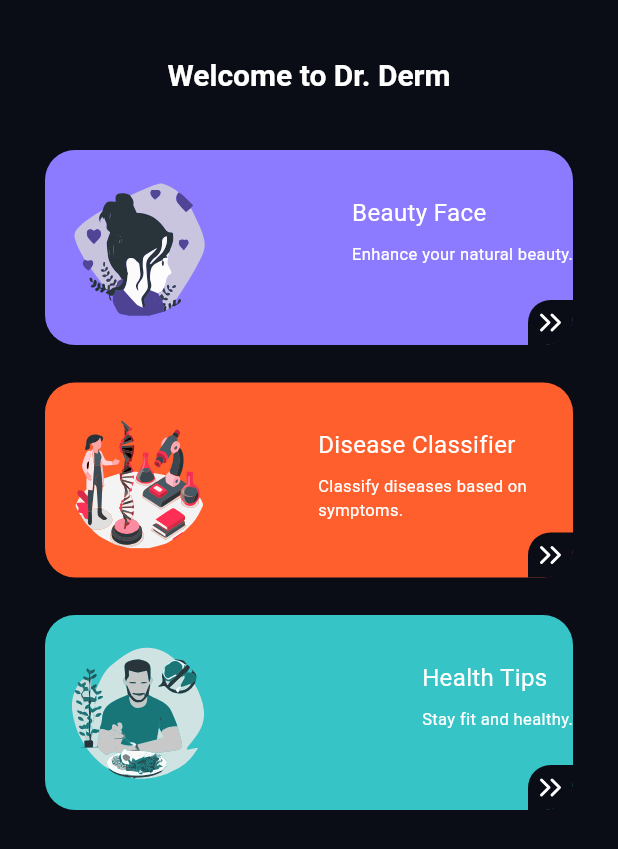
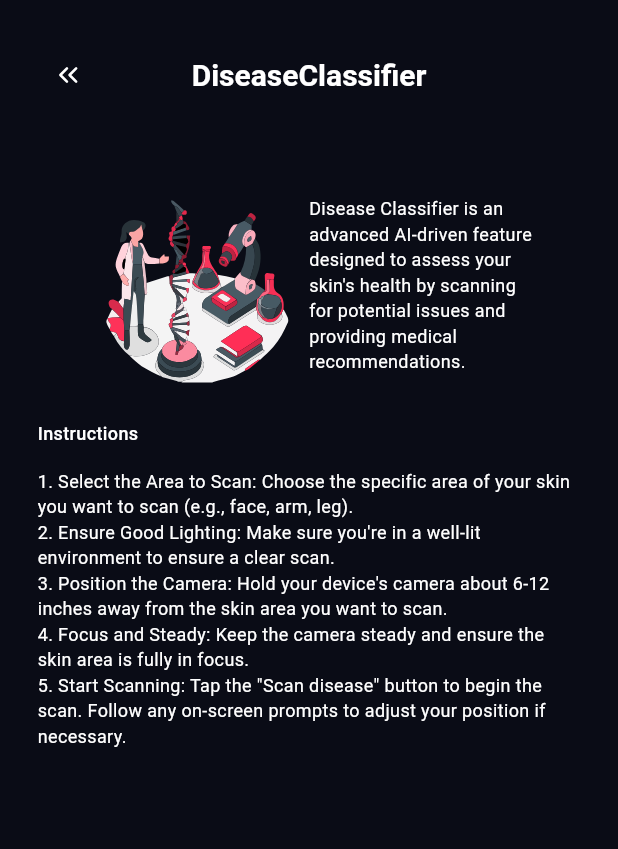
Before and after one commit to ARM-Tech-Org/Dr.Derm-Skin_Care_App, a Flutter app: the screen it shows after launch, on a phone screen of 412 x 824 dp. Shown: the top 849 px of the screen. Run offline on Flutter 3.47's test engine with Material 3 defaults, Android fonts, the phone set to English and light mode, and no system bars; our stand-ins replace flutter_svg; Roboto replaces fonts that are missing (Poppins-Medium, Quicksand-Bold, Quicksand-Medium).

Commit message:
Added DiseaseClassifierPage

```diff
--- a/lib/main.dart
+++ b/lib/main.dart
@@ -1,3 +1,4 @@
+import 'package:dr_derm_frontend/pages/disease_classifier.dart';
 import 'package:dr_derm_frontend/pages/welcome.dart';
 import 'package:dr_derm_frontend/pages/home.dart';
 import 'package:flutter/material.dart';
@@ -12,10 +13,11 @@ class MyApp extends StatelessWidget {
   // This widget is the root of your application.
   @override
   Widget build(BuildContext context) {
-    return MaterialApp(
+    return const MaterialApp(
       debugShowCheckedModeBanner: false,
       // home: WelcomePage(),
-      home: HomePage(),
+      // home: HomePage(),
+      home: DiseaseClassifierPage(),
     );
   }
 }
--- a/lib/pages/chat.dart
+++ b/lib/pages/chat.dart
@@ -19,7 +19,7 @@ class ChatPage extends StatelessWidget {
         'Chat with Dr. Derm',
         style: TextStyle(
           color: Colors.white,
-          fontSize: 18,
+          fontSize: 20,
           fontWeight: FontWeight.bold,
         ),
       ),
--- /dev/null
+++ b/lib/pages/disease_classifier.dart
@@ -0,0 +1,109 @@
+import 'package:flutter/material.dart';
+import 'package:flutter_svg/svg.dart';
+
+class DiseaseClassifierPage extends StatelessWidget {
+  const DiseaseClassifierPage({super.key});
+
+  @override
+  Widget build(BuildContext context) {
+    return Scaffold(
+      appBar: appBar(),
+      backgroundColor: const Color(0xff0a0c16),
+      body: body(),
+    );
+  }
+
+  Container body() {
+    return Container(
+      // color: Colors.amber,
+      padding: const EdgeInsets.only(left: 25, right: 25),
+      child: Column(
+        crossAxisAlignment: CrossAxisAlignment.start,
+        children: [
+          SizedBox(
+            height: 180,
+            // padding: const EdgeInsets.all(20),
+            child: Row(
+              mainAxisAlignment: MainAxisAlignment.center,
+              crossAxisAlignment: CrossAxisAlignment.center,
+              children: [
+                SizedBox(
+                  width: 150,
+                  child: Padding(
+                    padding: const EdgeInsets.all(10.0),
+                    child: SvgPicture.asset('assets/images/disease-classifier-logo.svg',),
+                  ),
+                ),
+                const SizedBox(
+                  width: 150,
+                  child: Text(
+                      'Disease Classifier is an advanced AI-driven feature designed to assess your skin\'s health by scanning for potential issues and providing medical recommendations.',
+                      style: TextStyle(
+                        color: Colors.white,
+                        fontFamily: 'Quicksand-Medium',
+                        fontSize: 12,
+                      ),
+                  ),
+                ),
+              ],
+            ),
+          ),
+          const Text(
+            'Instructions',
+              style: TextStyle(
+                color: Colors.white,
+                fontFamily: 'Quicksand-Bold',
+                fontWeight: FontWeight.w500,
+                fontSize: 12,
+              ),
+          ),
+          Container(
+            height: 15,
+          ),
+          const Text(
+            '1. Select the Area to Scan: Choose the specific area of your skin you want to scan (e.g., face, arm, leg).\n2. Ensure Good Lighting: Make sure you\'re in a well-lit environment to ensure a clear scan.\n3. Position the Camera: Hold your device\'s camera about 6-12 inches away from the skin area you want to scan.\n4. Focus and Steady: Keep the camera steady and ensure the skin area is fully in focus.\n5. Start Scanning: Tap the "Scan disease" button to begin the scan. Follow any on-screen prompts to adjust your position if necessary.',
+            style: TextStyle(
+              color: Colors.white,
+              fontFamily: 'Quicksand-Medium',
+              fontSize: 12,
+            ),
+          ),
+          const SizedBox(),
+        ],
+      ),
+    );
+  }
+
+  AppBar appBar(){
+    return AppBar(
+      title: const Text(
+        'DiseaseClassifier',
+        style: TextStyle(
+          color: Colors.white,
+          fontSize: 20,
+          fontWeight: FontWeight.bold,
+        ),
+      ),
+      toolbarHeight: 100,
+      centerTitle: true,
+      backgroundColor: const Color(0xff0a0c16),
+      elevation: 0,
+      leading: GestureDetector(
+        onTap: () {
+
+        },
+        child: Container(
+          margin: const EdgeInsets.only(left: 35),
+          decoration: BoxDecoration(
+            borderRadius: BorderRadius.circular(10),
+            color: Colors.transparent,
+          ),
+          child: SvgPicture.asset(
+            'assets/icons/double-arrow-left.svg',
+            colorFilter: const ColorFilter.mode(Colors.white, BlendMode.srcIn),
+          ),
+        ),
+      ),
+    );
+  }
+}
--- a/lib/pages/home.dart
+++ b/lib/pages/home.dart
@@ -33,11 +33,8 @@ class HomePage extends StatelessWidget {
               child: Row(
                 mainAxisAlignment: MainAxisAlignment.spaceBetween,
                 children: [
-                  Container(
+                  SizedBox(
                     width: 125,
-                    decoration: const BoxDecoration(
-                      // color: Colors.white,
-                    ),
                     child: Padding(
                       padding: const EdgeInsets.all(17.0),
                       child: SvgPicture.asset(features[index].imageUrl,),
@@ -47,7 +44,7 @@ class HomePage extends StatelessWidget {
                     width: 170,
                     child: Column(
                       mainAxisAlignment: MainAxisAlignment.end,
-                      crossAxisAlignment: CrossAxisAlignment.end,
+                      crossAxisAlignment: CrossAxisAlignment.start,
                       children: [
                         SizedBox(
                           height: 70,
@@ -77,6 +74,9 @@ class HomePage extends StatelessWidget {
                             ],
                           ),
                         ),
+                        Row(
+                          mainAxisAlignment: MainAxisAlignment.end,
+                          children: [
                             Container(
                               height: 30,
                               width: 30,
@@ -92,6 +92,8 @@ class HomePage extends StatelessWidget {
                                 'assets/icons/double-arrow-right.svg',
                                 colorFilter: const ColorFilter.mode(Colors.white, BlendMode.srcIn),
                               ),
+                            ),
+                          ],
                         ),
                       ],
                     ),
```
Also changed, not shown: assets/images/beauty-face-logo.png (deleted), assets/images/disease-classifier-logo.png (deleted), assets/images/health-tips-logo.png (deleted). Lines whose indentation alone changed are shown as unchanged.
